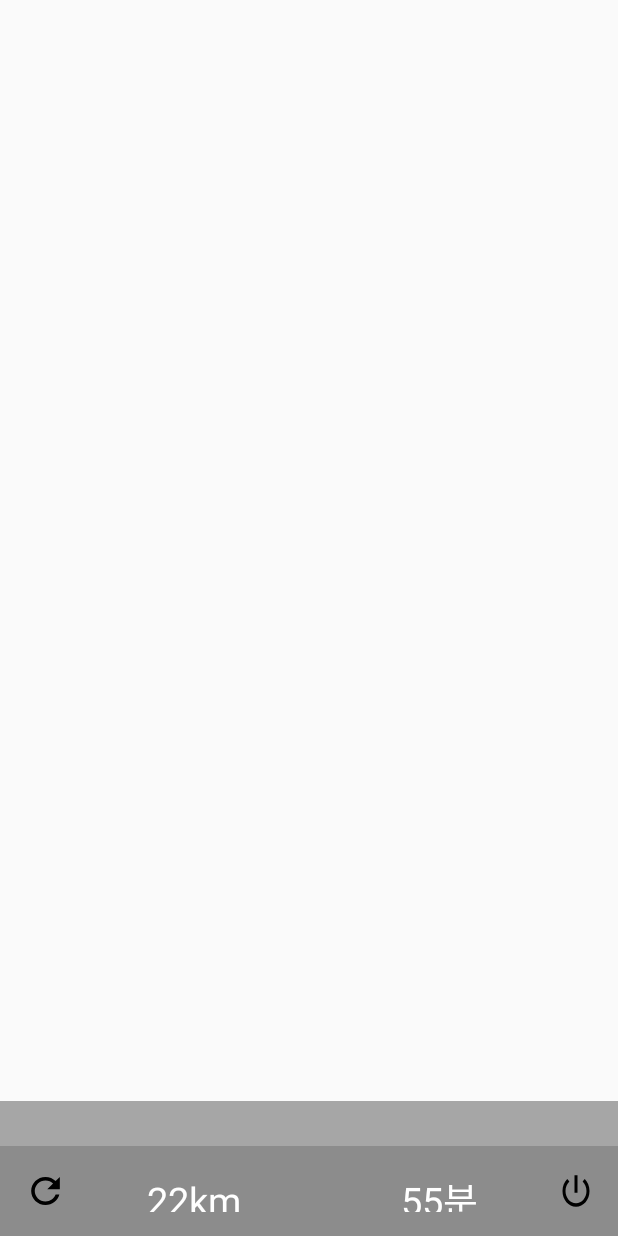
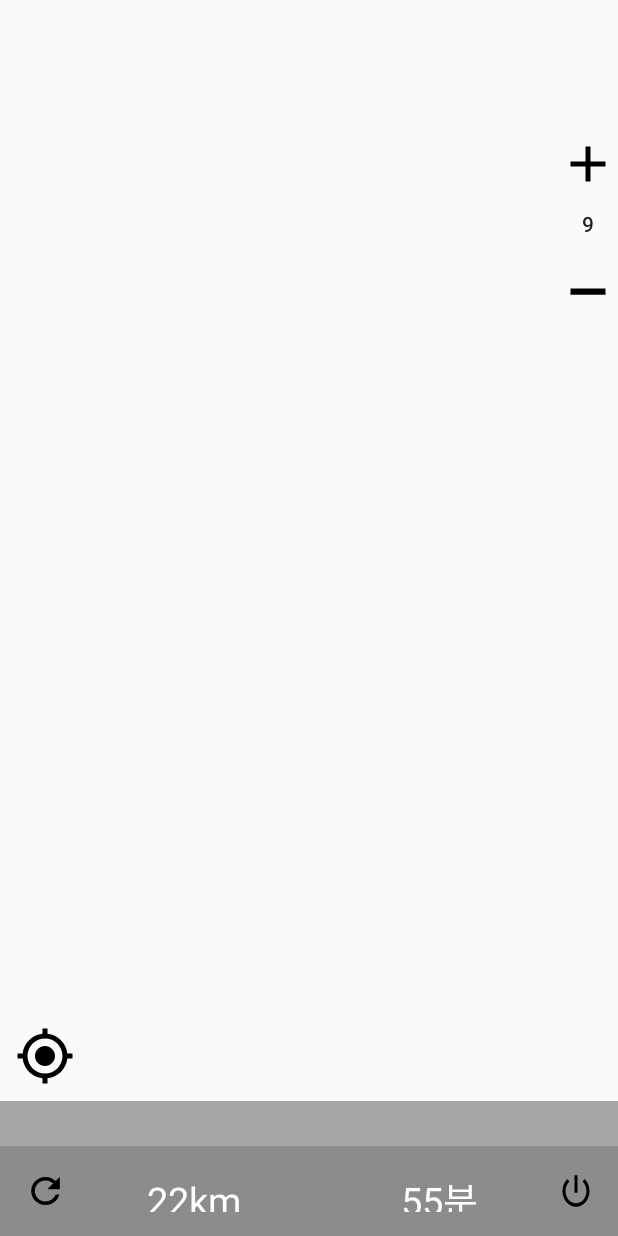
Before and after one commit to woga1999/SWContest, an Android app: the NavigationActivity screen opened directly, with no data from a screen before it, on a phone screen of 412 x 824 dp. Run offline under Robolectric (Android 15) with nearby library versions, the phone set to English and light mode, and no system bars; libraries missing offline, so code that uses them is left out: com.skp; 36 statements that could not run were skipped.

Commit message:
네비게이션 화면에 현재위치랑 줌  버튼추가

```diff
--- /dev/null
+++ b/Navigation/app/src/main/res/drawable/ic_add_black_24dp.xml
@@ -0,0 +1,9 @@
+<vector xmlns:android="http://schemas.android.com/apk/res/android"
+        android:width="24dp"
+        android:height="24dp"
+        android:viewportWidth="24.0"
+        android:viewportHeight="24.0">
+    <path
+        android:fillColor="#FF000000"
+        android:pathData="M19,13h-6v6h-2v-6H5v-2h6V5h2v6h6v2z"/>
+</vector>
--- /dev/null
+++ b/Navigation/app/src/main/res/drawable/ic_my_location_black_24dp.xml
@@ -0,0 +1,9 @@
+<vector xmlns:android="http://schemas.android.com/apk/res/android"
+        android:width="24dp"
+        android:height="24dp"
+        android:viewportWidth="24.0"
+        android:viewportHeight="24.0">
+    <path
+        android:fillColor="#FF000000"
+        android:pathData="M12,8c-2.21,0 -4,1.79 -4,4s1.79,4 4,4 4,-1.79 4,-4 -1.79,-4 -4,-4zM20.94,11c-0.46,-4.17 -3.77,-7.48 -7.94,-7.94L13,1h-2v2.06C6.83,3.52 3.52,6.83 3.06,11L1,11v2h2.06c0.46,4.17 3.77,7.48 7.94,7.94L11,23h2v-2.06c4.17,-0.46 7.48,-3.77 7.94,-7.94L23,13v-2h-2.06zM12,19c-3.87,0 -7,-3.13 -7,-7s3.13,-7 7,-7 7,3.13 7,7 -3.13,7 -7,7z"/>
+</vector>
--- /dev/null
+++ b/Navigation/app/src/main/res/drawable/ic_remove_black_24dp.xml
@@ -0,0 +1,9 @@
+<vector xmlns:android="http://schemas.android.com/apk/res/android"
+        android:width="24dp"
+        android:height="24dp"
+        android:viewportWidth="24.0"
+        android:viewportHeight="24.0">
+    <path
+        android:fillColor="#FF000000"
+        android:pathData="M19,13H5v-2h14v2z"/>
+</vector>
--- a/Navigation/app/src/main/res/layout/activity_navigation.xml
+++ b/Navigation/app/src/main/res/layout/activity_navigation.xml
@@ -13,7 +13,17 @@
         android:layout_height="match_parent"
         android:layout_above="@+id/destination">
 
+        <Button
+            android:layout_width="40dp"
+            android:layout_height="40dp"
+            android:layout_alignParentBottom="true"
+            android:layout_alignParentStart="true"
+            android:layout_marginBottom="10dp"
+            android:layout_marginStart="10dp"
+            android:background="@drawable/ic_my_location_black_24dp" />
+
     </RelativeLayout>
+
     <TextView
         android:id="@+id/destination"
         android:layout_width="match_parent"
@@ -73,4 +83,30 @@
 
     </LinearLayout>
 
+    <Button
+        android:id="@+id/button10"
+        android:layout_width="40dp"
+        android:layout_height="40dp"
+        android:layout_marginTop="89dp"
+        android:background="@drawable/ic_add_black_24dp"
+        android:layout_alignParentTop="true"
+        android:layout_alignParentEnd="true" />
+
+    <Button
+        android:id="@+id/button9"
+        android:layout_width="40dp"
+        android:layout_height="40dp"
+        android:layout_alignStart="@+id/button10"
+        android:layout_below="@+id/button10"
+        android:background="@null"
+        android:text="9" />
+
+    <Button
+        android:id="@+id/button8"
+        android:layout_width="50dp"
+        android:layout_height="50dp"
+        android:layout_alignStart="@+id/button9"
+        android:layout_below="@+id/button9"
+        android:background="@drawable/ic_remove_black_24dp" />
+
 </RelativeLayout>
```
Also changed, not shown: Navigation/app/src/main/java/com/example/woga1/navigation/MenuActivity.java (line endings or trailing spaces).
